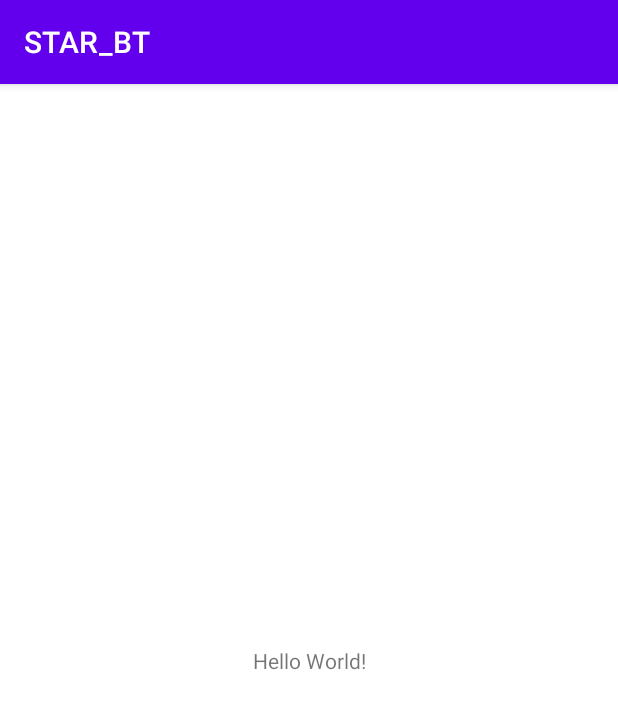
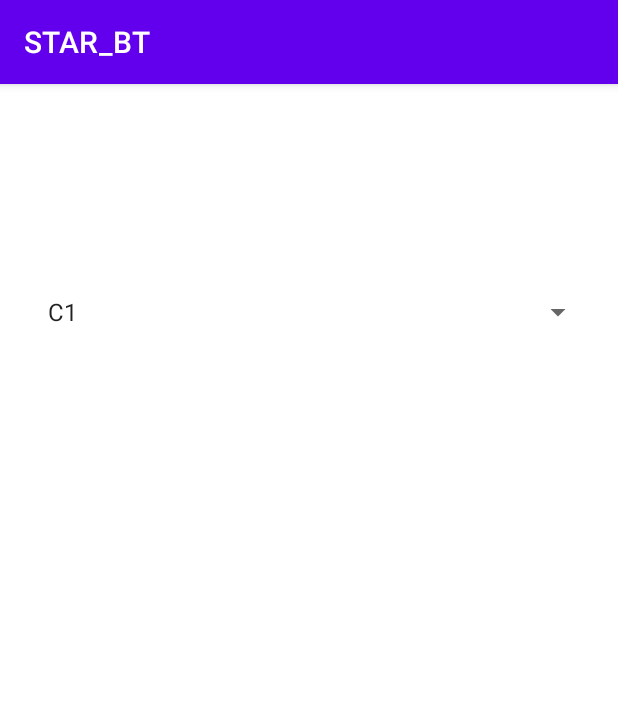
Before and after one commit to rosanebenk/STAR_BT, an Android app: the screen it shows after launch (MainActivity), on a phone screen of 412 x 824 dp. Shown: the top 709 px of the screen. Run offline under Robolectric (Android 15) with nearby library versions, the phone set to English and light mode, and no system bars.

```diff
--- a/app/src/main/java/fr/istic/mob/star_bt/MainActivity.kt
+++ b/app/src/main/java/fr/istic/mob/star_bt/MainActivity.kt
@@ -2,10 +2,46 @@ package fr.istic.mob.star_bt
 
 import androidx.appcompat.app.AppCompatActivity
 import android.os.Bundle
+import android.view.View
+import android.widget.Adapter
+import android.widget.AdapterView
+import android.widget.ArrayAdapter
+import android.widget.Spinner
+import android.widget.Toast
+import androidx.core.view.get
 
 class MainActivity : AppCompatActivity() {
+    lateinit var spinner_LigneBus: Spinner
+
     override fun onCreate(savedInstanceState: Bundle?) {
         super.onCreate(savedInstanceState)
         setContentView(R.layout.activity_main)
+
+        spinner_LigneBus = findViewById(R.id.spinner_LigneBus)
+
+        //Employee[] employees = EmployeeDataUtils.getEmployees();
+        val lignes = arrayOf("C1","C2","C3","C4","C5","...")
+        val adapter = ArrayAdapter(this, android.R.layout.simple_list_item_1, lignes)
+        spinner_LigneBus.adapter = adapter
+
+        spinner_LigneBus.onItemSelectedListener(object : AdapterView.OnItemSelectedListener{
+            override fun onItemSelected(parent: AdapterView<*>?, view: View?, position: Int, id: Long) {
+                TODO("Not yet implemented")
+                //spinner_LigneBus.
+                onItemSelected(parent, view, position, id)
+                /*val selectedItem = spinner_LigneBus[position]
+                Toast.makeText(, "selectedItem : $selectedItem", Toast.LENGTH_LONG)
+*/
+            }
+
+            override fun onNothingSelected(p0: AdapterView<*>?) {
+                TODO("Not yet implemented")
+            }
+        })
     }
 }
+
+private operator fun AdapterView.OnItemSelectedListener?.invoke(onItemSelectedListener: AdapterView.OnItemSelectedListener) {
+    //ODO("Not yet implemented")
+
+}
--- a/app/src/main/java/fr/istic/mob/star_bt/calendar.kt
+++ b/app/src/main/java/fr/istic/mob/star_bt/calendar.kt
@@ -2,6 +2,8 @@ package fr.istic.mob.star_bt
 
 import androidx.room.*
 import java.util.*
+
+
 @Entity(
     tableName = "calendar")
 data class calendar(
--- a/app/src/main/res/layout/activity_main.xml
+++ b/app/src/main/res/layout/activity_main.xml
@@ -6,13 +6,16 @@
     android:layout_height="match_parent"
     tools:context=".MainActivity">
 
-    <TextView
-        android:layout_width="wrap_content"
-        android:layout_height="wrap_content"
-        android:text="Hello World!"
-        app:layout_constraintBottom_toBottomOf="parent"
+    <Spinner
+        android:id="@+id/spinner_LigneBus"
+        android:spinnerMode="dropdown"
+        android:layout_width="0dp"
+        android:layout_height="48dp"
+        android:layout_marginStart="16dp"
+        android:layout_marginTop="128dp"
+        android:layout_marginEnd="16dp"
+        android:minHeight="48dp"
         app:layout_constraintEnd_toEndOf="parent"
         app:layout_constraintStart_toStartOf="parent"
         app:layout_constraintTop_toTopOf="parent" />
-
 </androidx.constraintlayout.widget.ConstraintLayout>
--- a/app/src/main/res/values/strings.xml
+++ b/app/src/main/res/values/strings.xml
@@ -1,3 +1,5 @@
 <resources>
     <string name="app_name">STAR_BT</string>
+
+    <string name="spinner_LigneBus">Choisir une ligne de bus</string>
 </resources>
```
